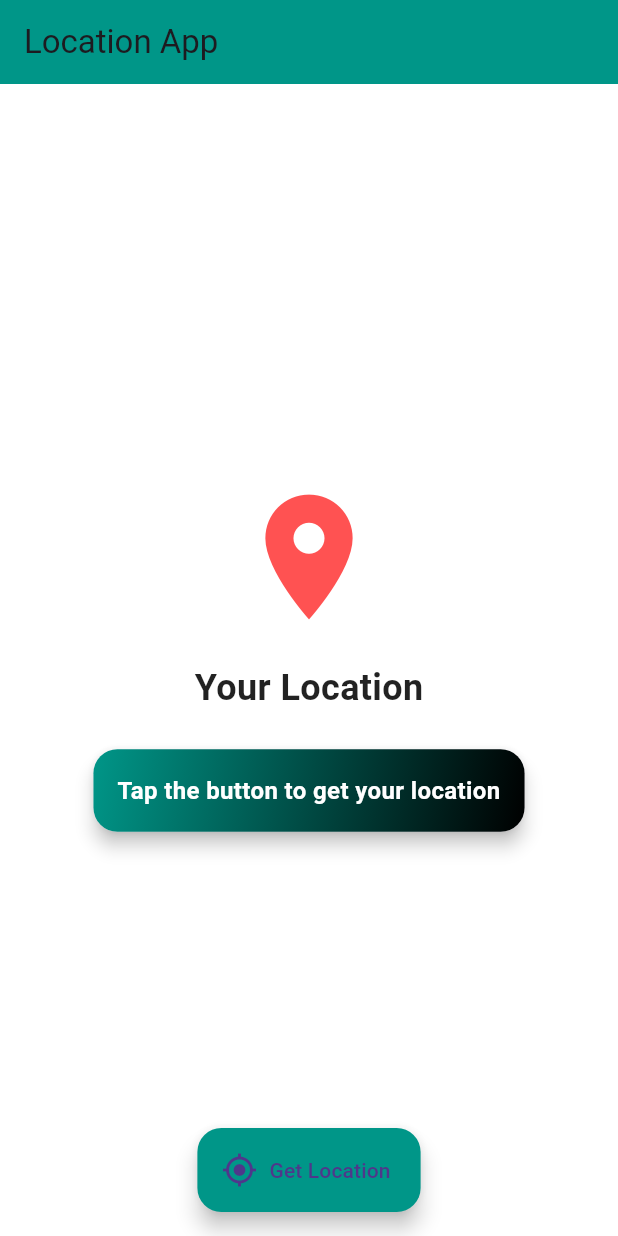
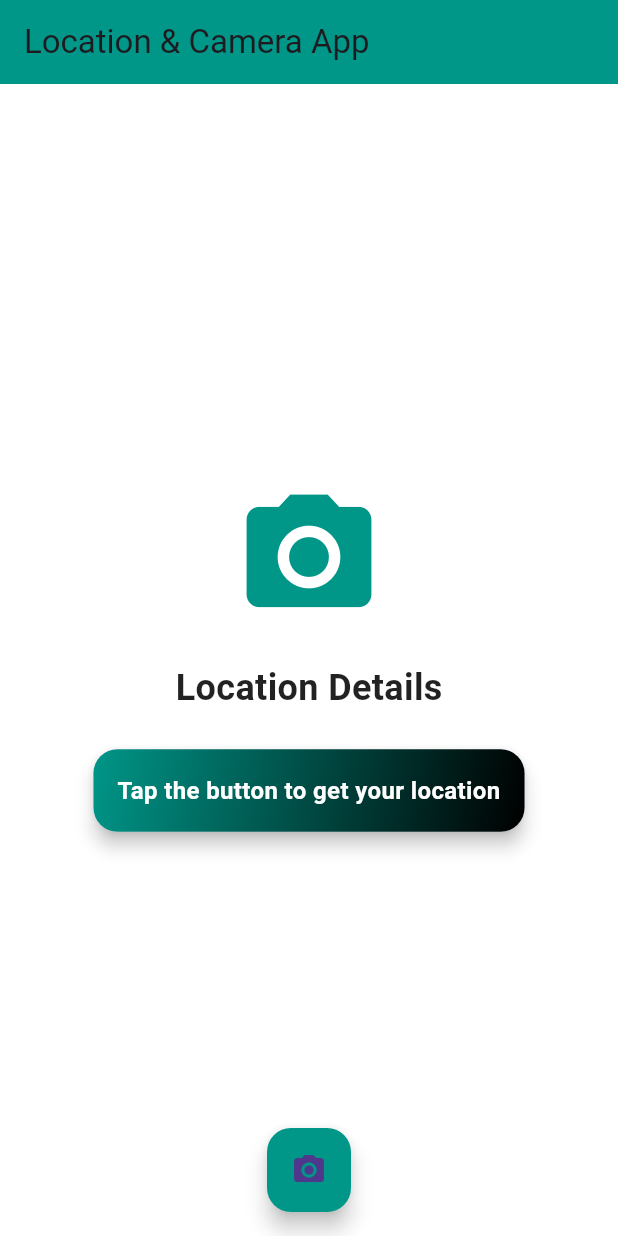
Before and after one commit to surajgujarathi/flutter_location_app, a Flutter app: the screen it shows after launch, on a phone screen of 412 x 824 dp. Run offline on Flutter 3.47's test engine with Material 3 defaults, Android fonts, the phone set to English and light mode, and no system bars; our stand-ins replace geocoding, geolocator, image_picker.

Commit message:
camera is added and fetch the loaction

```diff
--- a/lib/main.dart
+++ b/lib/main.dart
@@ -1,6 +1,8 @@
 import 'package:flutter/material.dart';
 import 'package:geolocator/geolocator.dart';
 import 'package:geocoding/geocoding.dart';
+import 'package:image_picker/image_picker.dart'; // Add this import
+import 'dart:io'; // Add this import
 
 void main() {
   runApp(MyApp());
@@ -10,7 +12,7 @@ class MyApp extends StatelessWidget {
   @override
   Widget build(BuildContext context) {
     return MaterialApp(
-      title: 'Location',
+      title: 'Location & Camera',
       theme: ThemeData(
         primarySwatch: Colors.teal,
         scaffoldBackgroundColor: Colors.white,
@@ -28,6 +30,24 @@ class LocationPage extends StatefulWidget {
 class _LocationPageState extends State<LocationPage> {
   String _locationInfo = 'Tap the button to get your location';
   bool _isLoading = false;
+  File? _image; // Add this variable to store the image
+  final ImagePicker _picker = ImagePicker(); // Add ImagePicker instance
+
+  // Function to capture image
+  Future<void> _captureImage() async {
+    try {
+      final XFile? photo = await _picker.pickImage(source: ImageSource.camera);
+      if (photo != null) {
+        setState(() {
+          _image = File(photo.path);
+        });
+        // After capturing image, get location automatically
+        await _getCurrentLocation();
+      }
+    } catch (e) {
+      print('Error capturing image: $e');
+    }
+  }
 
   Future<void> _getCurrentLocation() async {
     setState(() {
@@ -37,7 +57,6 @@ class _LocationPageState extends State<LocationPage> {
     bool serviceEnabled;
     LocationPermission permission;
 
-    // Check if location services are enabled
     serviceEnabled = await Geolocator.isLocationServiceEnabled();
     if (!serviceEnabled) {
       setState(() {
@@ -47,7 +66,6 @@ class _LocationPageState extends State<LocationPage> {
       return;
     }
 
-    // Check and request location permissions
     permission = await Geolocator.checkPermission();
     if (permission == LocationPermission.denied) {
       permission = await Geolocator.requestPermission();
@@ -70,11 +88,9 @@ class _LocationPageState extends State<LocationPage> {
     }
 
     try {
-      // Get the current position
       Position position = await Geolocator.getCurrentPosition(
           desiredAccuracy: LocationAccuracy.high);
 
-      // Reverse geocoding to get the nearest address
       List<Placemark> placemarks =
           await placemarkFromCoordinates(position.latitude, position.longitude);
 
@@ -102,7 +118,7 @@ Address: ${place.street}, ${place.subLocality}, ${place.locality}, ${place.posta
   Widget build(BuildContext context) {
     return Scaffold(
       appBar: AppBar(
-        title: const Text('Location App'),
+        title: const Text('Location & Camera App'),
         elevation: 0,
         backgroundColor: Colors.teal,
       ),
@@ -112,14 +128,32 @@ Address: ${place.street}, ${place.subLocality}, ${place.locality}, ${place.posta
           child: Column(
             mainAxisAlignment: MainAxisAlignment.center,
             children: [
-              const Icon(
-                Icons.location_on,
-                size: 100,
-                color: Colors.redAccent,
-              ),
+              // Display captured image if available
+              if (_image != null)
+                Container(
+                  width: 200,
+                  height: 200,
+                  decoration: BoxDecoration(
+                    border: Border.all(color: Colors.teal, width: 2),
+                    borderRadius: BorderRadius.circular(10),
+                  ),
+                  child: ClipRRect(
+                    borderRadius: BorderRadius.circular(8),
+                    child: Image.file(
+                      _image!,
+                      fit: BoxFit.cover,
+                    ),
+                  ),
+                )
+              else
+                const Icon(
+                  Icons.camera_alt,
+                  size: 100,
+                  color: Colors.teal,
+                ),
               const SizedBox(height: 20),
               const Text(
-                'Your Location',
+                'Location Details',
                 style: TextStyle(
                   fontSize: 24,
                   fontWeight: FontWeight.bold,
@@ -151,8 +185,7 @@ Address: ${place.street}, ${place.subLocality}, ${place.locality}, ${place.posta
                             _locationInfo,
                             style: const TextStyle(
                               fontSize: 16,
-                              color: Colors
-                                  .white, // Adjust text color for contrast
+                              color: Colors.white,
                               fontWeight: FontWeight.bold,
                             ),
                             textAlign: TextAlign.center,
@@ -164,11 +197,29 @@ Address: ${place.street}, ${place.subLocality}, ${place.locality}, ${place.posta
           ),
         ),
       ),
-      floatingActionButton: FloatingActionButton.extended(
-        onPressed: _isLoading ? null : _getCurrentLocation,
-        label: const Text('Get Location'),
-        icon: const Icon(Icons.gps_fixed),
-        backgroundColor: _isLoading ? Colors.grey : Colors.teal,
+      floatingActionButton: Row(
+        mainAxisAlignment: MainAxisAlignment.center,
+        children: [
+          Padding(
+            padding: const EdgeInsets.symmetric(horizontal: 8.0),
+            child: FloatingActionButton(
+              onPressed: _isLoading ? null : _captureImage,
+              backgroundColor: _isLoading ? Colors.grey : Colors.teal,
+              heroTag: 'camera',
+              child: const Icon(Icons.camera_alt),
+            ),
+          ),
+          // Padding(
+          //   padding: const EdgeInsets.symmetric(horizontal: 8.0),
+          //   child: FloatingActionButton.extended(
+          //     onPressed: _isLoading ? null : _getCurrentLocation,
+          //     label: const Text('Get Location'),
+          //     icon: const Icon(Icons.gps_fixed),
+          //     backgroundColor: _isLoading ? Colors.grey : Colors.teal,
+          //     heroTag: 'location',
+          //   ),
+          // ),
+        ],
       ),
       floatingActionButtonLocation: FloatingActionButtonLocation.centerFloat,
     );
--- a/pubspec.yaml
+++ b/pubspec.yaml
@@ -39,6 +39,10 @@ dependencies:
   geocoding: ^3.0.0
   flutter_polyline_points: ^2.1.0
   shared_preferences: ^2.3.3
+  image_picker: ^1.1.2
+  google_maps_flutter: ^2.10.0
+  flutter_geofence: ^0.4.4
+  geofence_service: ^6.0.0+1
 
 dev_dependencies:
   flutter_test:
```
Also changed, not shown: pubspec.lock, 7 other files.
